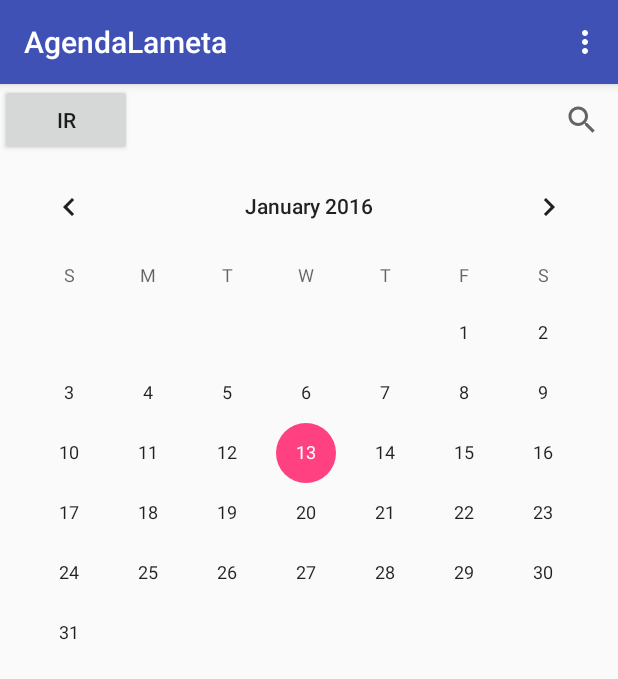
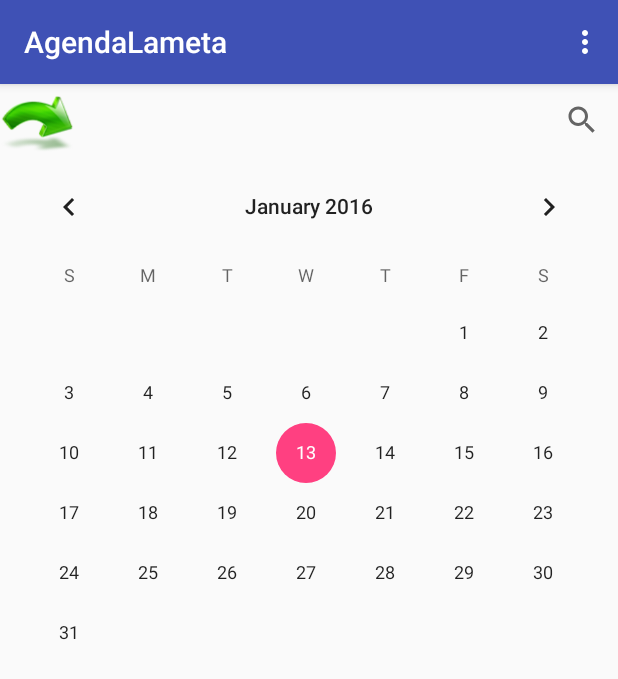
Before and after one commit to Kriossin/ProyectoLameta, an Android app: the screen it shows after launch (MainActivity), on a phone screen of 412 x 824 dp. Shown: the top 679 px of the screen. Run offline under Robolectric (Android 15) with nearby library versions, the phone set to English and light mode, and no system bars.

Commit message:
arreglar layout y comentarios

```diff
--- a/AgendaLameta/app/src/main/java/com/example/lameta/agendalameta/detail/DiaDetail.java
+++ b/AgendaLameta/app/src/main/java/com/example/lameta/agendalameta/detail/DiaDetail.java
@@ -16,7 +16,6 @@ import android.widget.Toast;
 
 import com.example.lameta.agendalameta.DAO.EventoDAO;
 import com.example.lameta.agendalameta.R;
-import com.example.lameta.agendalameta.main.MainActivity;
 
 import java.util.ArrayList;
 import java.util.HashMap;
--- a/AgendaLameta/app/src/main/java/com/example/lameta/agendalameta/main/MainActivity.java
+++ b/AgendaLameta/app/src/main/java/com/example/lameta/agendalameta/main/MainActivity.java
@@ -30,9 +30,7 @@ import com.example.lameta.agendalameta.model.Evento;
 import java.util.ArrayList;
 import java.util.HashMap;
 
-public class MainActivity extends ActionBarActivity {
-
-    Button botonCrear;
+public class MainActivity extends AppCompatActivity {
 
     Button botonir;
     TextView evento_ID;
@@ -40,11 +38,10 @@ public class MainActivity extends ActionBarActivity {
     CalendarView calendar;
     static int dia, mes, anyo;
     public static String fecha;
-
-
     SearchView search;
 
-    public void CalendarClick(View view) {//no va
+    /*no funciona: capturar dia sin boton IR*/
+   /* public void CalendarClick(View view) {//no va
         if (view== findViewById(R.id.calendarView1)){
 
             Intent intent = new Intent(getApplicationContext(),EventoDetail.class);
@@ -54,12 +51,13 @@ public class MainActivity extends ActionBarActivity {
         }else{
             //  listaEventos();
         }
-    }
+    }*/
     @Override
     protected void onCreate(Bundle savedInstanceState) {
         super.onCreate(savedInstanceState);
         setContentView(R.layout.activity_main);
 
+        /*metodo capturar el dia del calendario*/
         calendar = (CalendarView) findViewById(R.id.calendarView1);
         calendar.setOnDateChangeListener(new CalendarView.OnDateChangeListener() {
             public void onSelectedDayChange(CalendarView view, int year, int month, int dayOfMonth) {
@@ -75,8 +73,8 @@ public class MainActivity extends ActionBarActivity {
             }
         });
 
+        /*Ir al activity dia*/
         botonir= (Button) findViewById(R.id.ir);
-
         botonir.setOnClickListener(new View.OnClickListener() {
             @Override
             public void onClick(View v) {
@@ -88,9 +86,11 @@ public class MainActivity extends ActionBarActivity {
         });
 
 
-
+        /*buscador*/
         search=(SearchView) findViewById(R.id.busqueda);
         search.setQueryHint("SearchView");
+
+        /*buscador: metodos capturar la busqueda*/
 
         //*** setOnQueryTextFocusChangeListener ***
         search.setOnQueryTextFocusChangeListener(new View.OnFocusChangeListener() {
@@ -126,10 +126,7 @@ public class MainActivity extends ActionBarActivity {
             }
         });
 
-        botonCrear = (Button) findViewById(R.id.botonCrear);
-       // botonAnyadir.setOnClickListener(this);
 
-      /*  buscador = (EditText) findViewById(R.id.busqueda);
        /* buscador = (EditText) findViewById(R.id.busqueda);
         buscador.setOnEditorActionListener(new TextView.OnEditorActionListener() {
             @Override
@@ -169,7 +166,7 @@ public class MainActivity extends ActionBarActivity {
                     startActivity(objIndent);
                 }
             });
-//id y nombre llamados igual que en evento ´DAO REcordar!!
+            //id y nombre llamados igual que en eventoDAO Recordar!!
             ListAdapter adapter = new SimpleAdapter(MainActivity.this,eventoLista, R.layout.activity_evento, new String[] { "id","name"}, new int[] {R.id.evento_Id, R.id.nombre_evento});
             setListAdapter(adapter);
 
@@ -204,7 +201,6 @@ public class MainActivity extends ActionBarActivity {
                     startActivity(objIndent);
                 }
             });
-//id y nombre llamados igual que en evento ´DAO REcordar!!
             ListAdapter adapter = new SimpleAdapter(MainActivity.this,eventoLista, R.layout.activity_evento, new String[] { "id","name"}, new int[] {R.id.evento_Id, R.id.nombre_evento});
             setListAdapter(adapter);
 
@@ -240,7 +236,6 @@ public class MainActivity extends ActionBarActivity {
                 }
             });
 
-            //id y nombre llamados igual que en evento ´DAO REcordar!!
             ListAdapter adapter = new SimpleAdapter(MainActivity.this,eventoLista, R.layout.activity_evento, new String[] { "id","lugar"}, new int[] {R.id.evento_Id, R.id.lugar});
             setListAdapter(adapter);
 
@@ -276,7 +271,6 @@ public class MainActivity extends ActionBarActivity {
                 }
             });
 
-        //id y nombre llamados igual que en evento ´DAO REcordar!!
             ListAdapter adapter = new SimpleAdapter(MainActivity.this,eventoLista, R.layout.activity_evento, new String[] { "id","etiqueta"}, new int[] {R.id.evento_Id, R.id.etiqueta});
             setListAdapter(adapter);
 
--- a/AgendaLameta/app/src/main/res/layout/activity_main.xml
+++ b/AgendaLameta/app/src/main/res/layout/activity_main.xml
@@ -33,13 +33,12 @@
             android:layout_alignParentEnd="true" />
 
         <Button
-            android:layout_width="wrap_content"
+            android:layout_width="50dp"
             android:layout_height="wrap_content"
-            android:text="Ir"
             android:id="@+id/ir"
             android:layout_alignParentTop="true"
-            android:layout_alignParentLeft="true"
-            android:layout_alignParentStart="true" />
+            android:background="@drawable/boton_siguiente"
+            android:layout_above="@+id/calendarView1" />
 
     </RelativeLayout>
 
```
Also changed, not shown: AgendaLameta/app/src/main/res/layout/activity_dia.xml (+5 -8 lines), AgendaLameta/app/src/main/res/drawable/boton_siguiente.png (added), AgendaLameta/app/src/main/res/drawable/boton_siguiente2.png (added).
